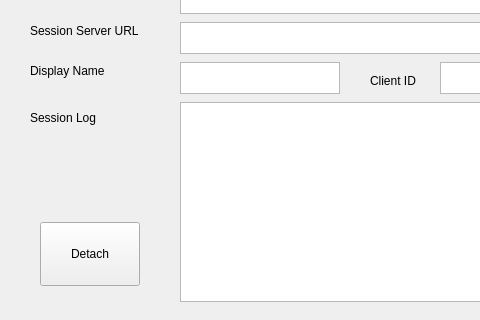
The window that seq_qt5/forms/qsessionframe.ui (ahlstromcj/seq66) describes before a commit, drawn with Qt 5; both pictures show x 0 to 480 and y 138 to 458 of the 640 by 458 pixel window.
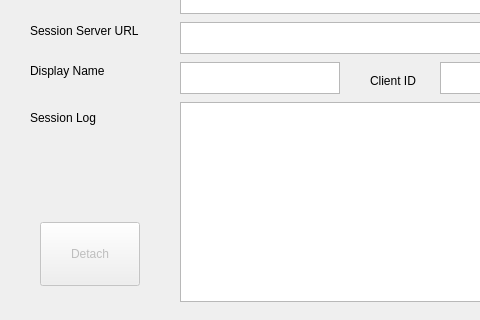
The same window after the commit.

The edit to the form file:
```diff
--- a/seq_qt5/forms/qsessionframe.ui
+++ b/seq_qt5/forms/qsessionframe.ui
@@ -164,6 +164,9 @@
    </property>
   </widget>
   <widget class="QPushButton" name="detachPushbotton">
+   <property name="enabled">
+    <bool>false</bool>
+   </property>
    <property name="geometry">
     <rect>
      <x>40</x>
```
